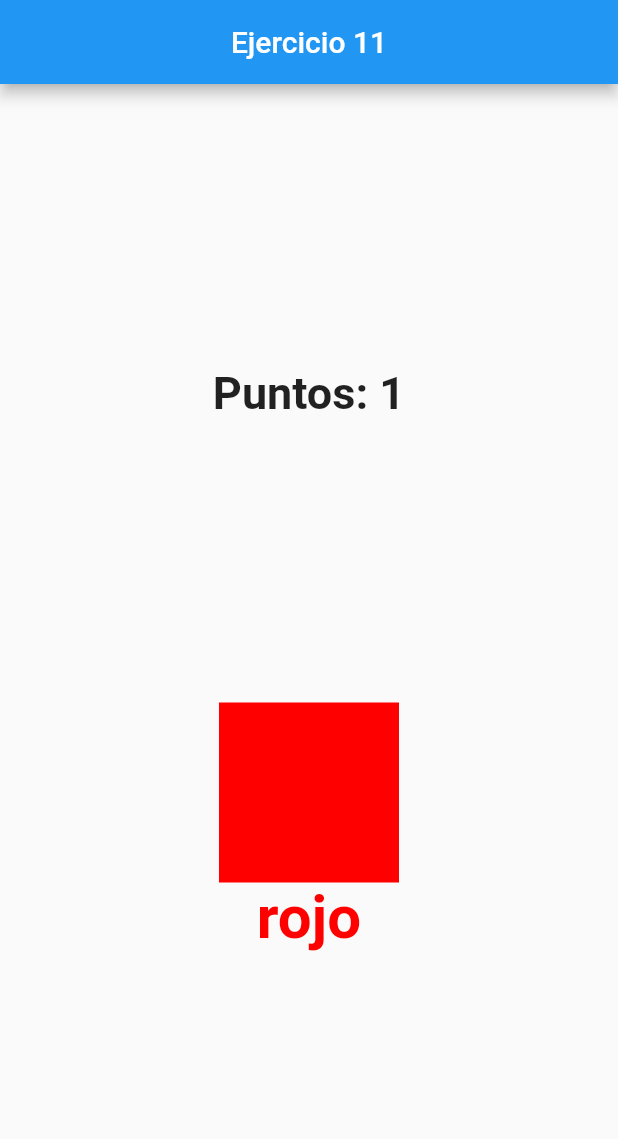
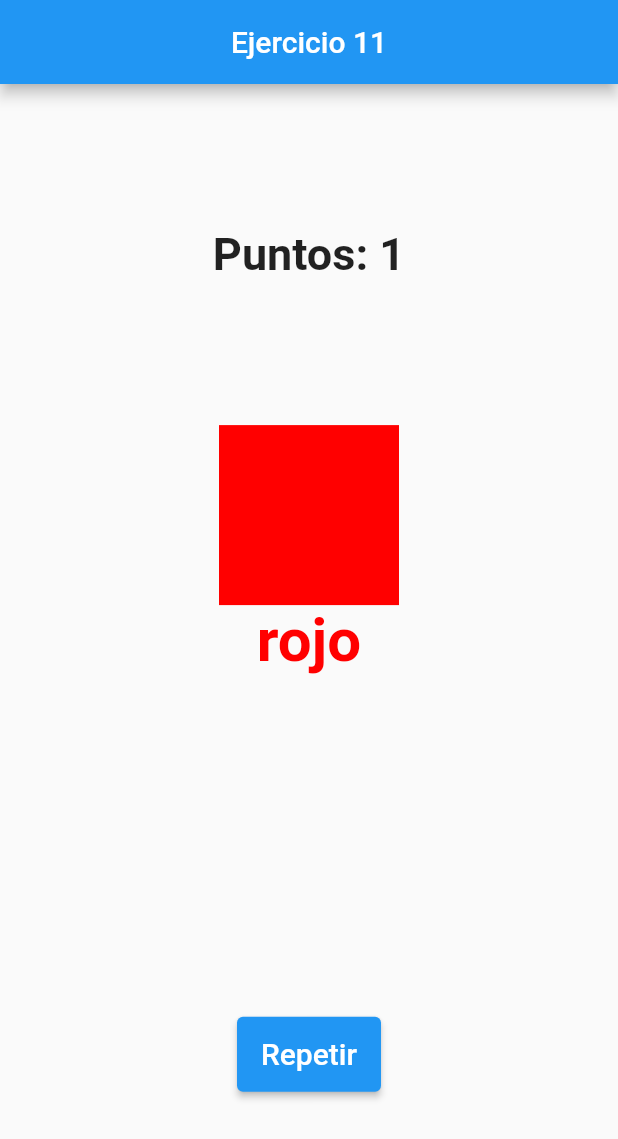
Before and after one commit to AngelDiaaz/FlutterPrimeraApp, a Flutter app: the screen it shows after launch, after a tap on "rojo", on a phone screen of 412 x 824 dp. Shown: the top 1139 px of the screen. Run offline on Flutter 3.47's test engine with Material 2 defaults, Android fonts, the phone set to English and light mode, and no system bars.

Commit message:
Ejercicio 11 hecho

```diff
--- a/primeritaapp/lib/main.dart
+++ b/primeritaapp/lib/main.dart
@@ -18,6 +18,8 @@ class _RandomColors extends State<RandomColors> {
   int points = 0;
   late String randomName;
   late Color randomColor;
+  late String mensajeFinal = '';
+  late bool fin = false;
   var colorNames = [
     'azul',
     'verde',
@@ -48,10 +50,12 @@ class _RandomColors extends State<RandomColors> {
   }
 
   void timer() {
-    Timer.periodic(const Duration(milliseconds: 1000), (timer) {
-      getRandomColor();
-      getRandomName();
-      setState(() {});
+    Timer.periodic(const Duration(milliseconds: 800), (timer) {
+      if (!fin) {
+        getRandomColor();
+        getRandomName();
+        setState(() {});
+      }
     });
   }
 
@@ -94,6 +98,19 @@ class _RandomColors extends State<RandomColors> {
                   ],
                 ),
               ),
+            ),
+            Text(
+              mensajeFinal,
+              style: const TextStyle(fontWeight: FontWeight.bold, fontSize: 30),
+            ),
+            ElevatedButton(
+              style: ElevatedButton.styleFrom(minimumSize: const Size(40, 50)),
+              child: const Text('Repetir', style: TextStyle(fontSize: 20)),
+              onPressed: () {
+                fin = false;
+                points = 0;
+                mensajeFinal = '';
+              },
             ),
           ],
         ),
@@ -140,6 +157,16 @@ class _RandomColors extends State<RandomColors> {
     } else {
       points--;
     }
+
+    if (points == 10) {
+      mensajeFinal =
+          'Felicidades has ganado!!!!! Has conseguido los $points puntos';
+      fin = true;
+    } else if (points < 0) {
+      mensajeFinal =
+          'Lo siento has perdido tu puntuación es menor que 0, vuelve a intentarlo';
+      fin = true;
+    }
     setState(() {});
   }
 }
```
